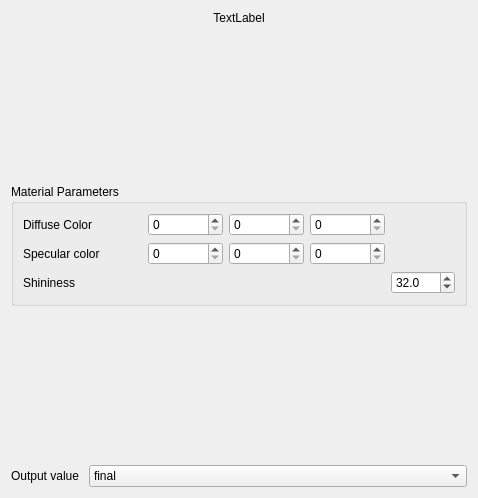
This is Applications/MainApplication/Gui/ui/MaterialEditor.ui in STORM-IRIT/Radium-Engine as Qt 5 draws it before an edit. The edited form follows.
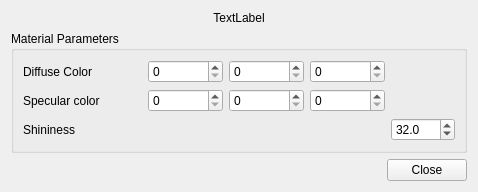
This is the edited form. Custom widgets are drawn as their Qt base class.

Commit message: Fix Material Editor, now works well for Blinn Phong

What changed in the file:
```diff
--- a/Applications/MainApplication/Gui/ui/MaterialEditor.ui
+++ b/Applications/MainApplication/Gui/ui/MaterialEditor.ui
@@ -7,11 +7,11 @@
     <x>0</x>
     <y>0</y>
     <width>478</width>
-    <height>498</height>
+    <height>189</height>
    </rect>
   </property>
   <property name="sizePolicy">
-   <sizepolicy hsizetype="Preferred" vsizetype="Preferred">
+   <sizepolicy hsizetype="Expanding" vsizetype="Expanding">
     <horstretch>0</horstretch>
     <verstretch>0</verstretch>
    </sizepolicy>
@@ -19,35 +19,29 @@
   <property name="windowTitle">
    <string>Form</string>
   </property>
-  <layout class="QVBoxLayout" name="verticalLayout">
-   <item>
-    <widget class="QLabel" name="m_renderObjectName">
+  <layout class="QGridLayout" name="gridLayout_2">
+   <item row="2" column="1">
+    <widget class="QPushButton" name="m_closeButton">
      <property name="text">
-      <string>TextLabel</string>
-     </property>
-     <property name="alignment">
-      <set>Qt::AlignCenter</set>
+      <string>Close</string>
      </property>
     </widget>
    </item>
-   <item>
-    <spacer name="verticalSpacer">
+   <item row="2" column="0">
+    <spacer name="horizontalSpacer">
      <property name="orientation">
-      <enum>Qt::Vertical</enum>
-     </property>
-     <property name="sizeType">
-      <enum>QSizePolicy::Expanding</enum>
+      <enum>Qt::Horizontal</enum>
      </property>
      <property name="sizeHint" stdset="0">
       <size>
-       <width>20</width>
-       <height>40</height>
+       <width>40</width>
+       <height>20</height>
       </size>
      </property>
     </spacer>
    </item>
-   <item>
-    <widget class="QGroupBox" name="groupBox">
+   <item row="1" column="0" colspan="2">
+    <widget class="QGroupBox" name="m_BlinnPhongGroup">
      <property name="title">
       <string>Material Parameters</string>
      </property>
@@ -151,62 +145,15 @@
      </layout>
     </widget>
    </item>
-   <item>
-    <spacer name="verticalSpacer_2">
-     <property name="orientation">
-      <enum>Qt::Vertical</enum>
+   <item row="0" column="0" colspan="2">
+    <widget class="QLabel" name="m_renderObjectName">
+     <property name="text">
+      <string>TextLabel</string>
      </property>
-     <property name="sizeHint" stdset="0">
-      <size>
-       <width>20</width>
-       <height>40</height>
-      </size>
+     <property name="alignment">
+      <set>Qt::AlignCenter</set>
      </property>
-    </spacer>
-   </item>
-   <item>
-    <layout class="QFormLayout" name="formLayout">
-     <property name="sizeConstraint">
-      <enum>QLayout::SetDefaultConstraint</enum>
-     </property>
-     <property name="fieldGrowthPolicy">
-      <enum>QFormLayout::AllNonFixedFieldsGrow</enum>
-     </property>
-     <property name="rowWrapPolicy">
-      <enum>QFormLayout::DontWrapRows</enum>
-     </property>
-     <item row="0" column="0">
-      <widget class="QLabel" name="label_3">
-       <property name="text">
-        <string>Output value </string>
-       </property>
-      </widget>
-     </item>
-     <item row="0" column="1">
-      <widget class="QComboBox" name="outputValue">
-       <item>
-        <property name="text">
-         <string>final</string>
-        </property>
-       </item>
-       <item>
-        <property name="text">
-         <string>diffuse</string>
-        </property>
-       </item>
-       <item>
-        <property name="text">
-         <string>specular</string>
-        </property>
-       </item>
-       <item>
-        <property name="text">
-         <string>normal</string>
-        </property>
-       </item>
-      </widget>
-     </item>
-    </layout>
+    </widget>
    </item>
   </layout>
  </widget>
```
The commit also changes 3 other files.
